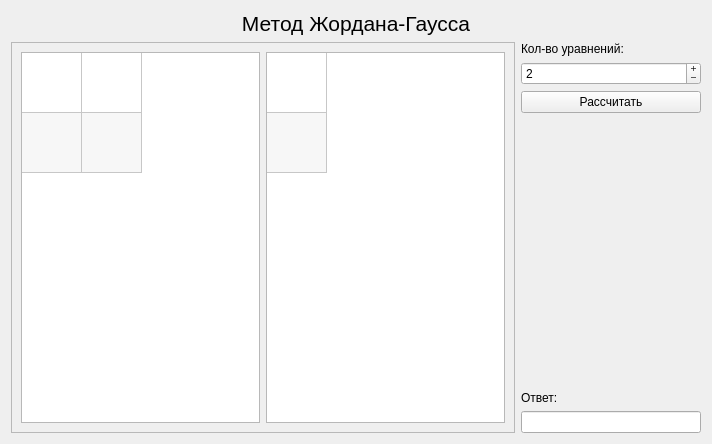
Qt form gauss.ui (sm4ll-3gg/UNumericalMethods) before a commit.
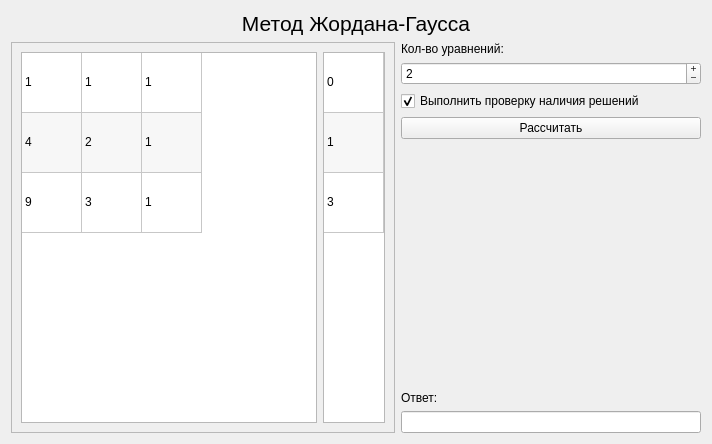
The same form after that commit.

Diff of the .ui file:
```diff
--- a/gauss.ui
+++ b/gauss.ui
@@ -50,7 +50,7 @@
          <rect>
           <x>0</x>
           <y>0</y>
-          <width>538</width>
+          <width>344</width>
           <height>388</height>
          </rect>
         </property>
@@ -69,10 +69,10 @@
               <enum>QAbstractItemView::NoSelection</enum>
              </property>
              <property name="rowCount">
-              <number>2</number>
+              <number>3</number>
              </property>
              <property name="columnCount">
-              <number>2</number>
+              <number>3</number>
              </property>
              <attribute name="horizontalHeaderVisible">
               <bool>false</bool>
@@ -100,12 +100,71 @@
              </attribute>
              <row/>
              <row/>
+             <row/>
              <column/>
              <column/>
+             <column/>
+             <item row="0" column="0">
+              <property name="text">
+               <string>1</string>
+              </property>
+             </item>
+             <item row="0" column="1">
+              <property name="text">
+               <string>1</string>
+              </property>
+             </item>
+             <item row="0" column="2">
+              <property name="text">
+               <string>1</string>
+              </property>
+             </item>
+             <item row="1" column="0">
+              <property name="text">
+               <string>4</string>
+              </property>
+             </item>
+             <item row="1" column="1">
+              <property name="text">
+               <string>2</string>
+              </property>
+             </item>
+             <item row="1" column="2">
+              <property name="text">
+               <string>1</string>
+              </property>
+             </item>
+             <item row="2" column="0">
+              <property name="text">
+               <string>9</string>
+              </property>
+             </item>
+             <item row="2" column="1">
+              <property name="text">
+               <string>3</string>
+              </property>
+             </item>
+             <item row="2" column="2">
+              <property name="text">
+               <string>1</string>
+              </property>
+             </item>
             </widget>
            </item>
            <item>
             <widget class="QTableWidget" name="conditionColumnWidget">
+             <property name="minimumSize">
+              <size>
+               <width>23</width>
+               <height>0</height>
+              </size>
+             </property>
+             <property name="maximumSize">
+              <size>
+               <width>62</width>
+               <height>16777215</height>
+              </size>
+             </property>
              <property name="verticalScrollBarPolicy">
               <enum>Qt::ScrollBarAsNeeded</enum>
              </property>
@@ -125,7 +184,7 @@
               <enum>QAbstractItemView::NoSelection</enum>
              </property>
              <property name="rowCount">
-              <number>2</number>
+              <number>3</number>
              </property>
              <property name="columnCount">
               <number>1</number>
@@ -153,7 +212,23 @@
              </attribute>
              <row/>
              <row/>
+             <row/>
              <column/>
+             <item row="0" column="0">
+              <property name="text">
+               <string>0</string>
+              </property>
+             </item>
+             <item row="1" column="0">
+              <property name="text">
+               <string>1</string>
+              </property>
+             </item>
+             <item row="2" column="0">
+              <property name="text">
+               <string>3</string>
+              </property>
+             </item>
             </widget>
            </item>
           </layout>
@@ -196,6 +271,19 @@
          </property>
         </widget>
        </item>
+       <item>
+        <widget class="QCheckBox" name="checkBox">
+         <property name="text">
+          <string>Выполнить проверку наличия решений</string>
+         </property>
+         <property name="checked">
+          <bool>true</bool>
+         </property>
+         <property name="tristate">
+          <bool>false</bool>
+         </property>
+        </widget>
+       </item>
        <item>
         <widget class="QPushButton" name="calculateButton">
          <property name="text">
```
